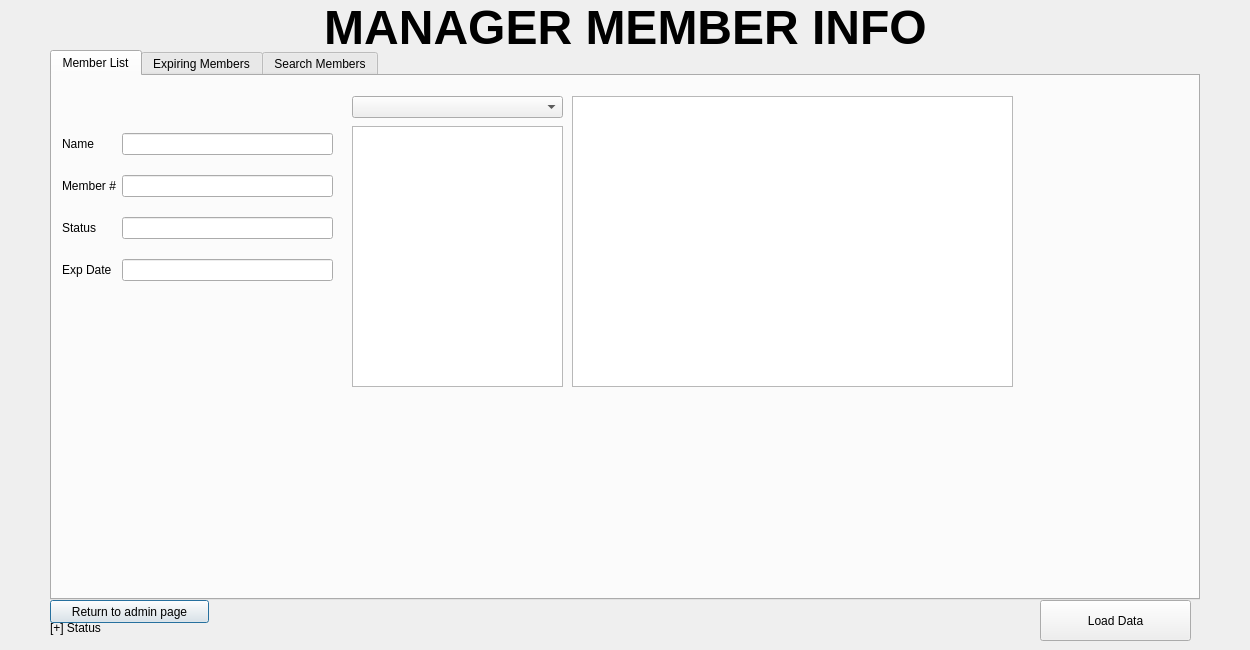
First picture: the form in Project2/manager_member_database.ui, repository tdragon00/CS1C_Project_2, before the edit.
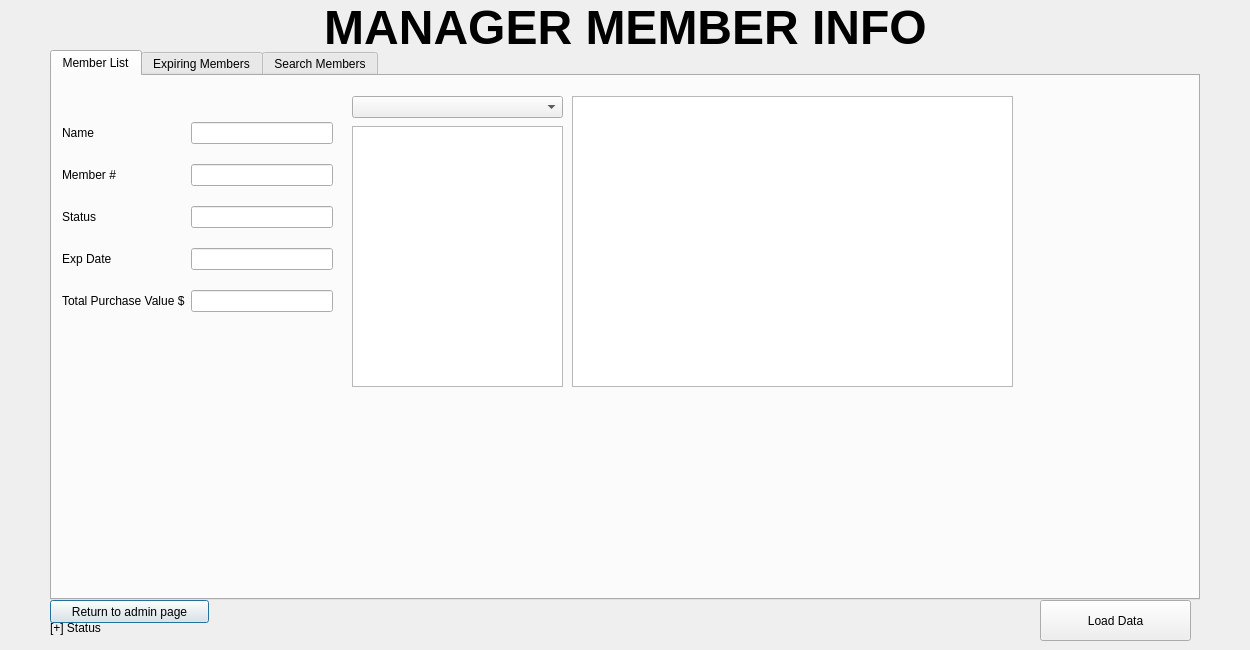
Second picture: the form after the edit. The open tabs and pages were chosen to show the change.

Commit message: Added Purchase amount to member database

Diff of the .ui file:
```diff
--- a/Project2/manager_member_database.ui
+++ b/Project2/manager_member_database.ui
@@ -61,7 +61,7 @@
        <x>10</x>
        <y>40</y>
        <width>271</width>
-       <height>181</height>
+       <height>201</height>
       </rect>
      </property>
      <layout class="QFormLayout" name="formLayout">
@@ -127,6 +127,16 @@
       <item row="3" column="1">
        <widget class="QLineEdit" name="expirationEdit"/>
       </item>
+      <item row="4" column="0">
+       <widget class="QLabel" name="Purchase_Value_Label">
+        <property name="text">
+         <string>Total Purchase Value $</string>
+        </property>
+       </widget>
+      </item>
+      <item row="4" column="1">
+       <widget class="QLineEdit" name="PurchaseEdit"/>
+      </item>
      </layout>
     </widget>
     <widget class="QComboBox" name="comboBox">
```
Left out of the diff: 2 changed lines with no effect on the pictures. The commit also changes 1 other file.
